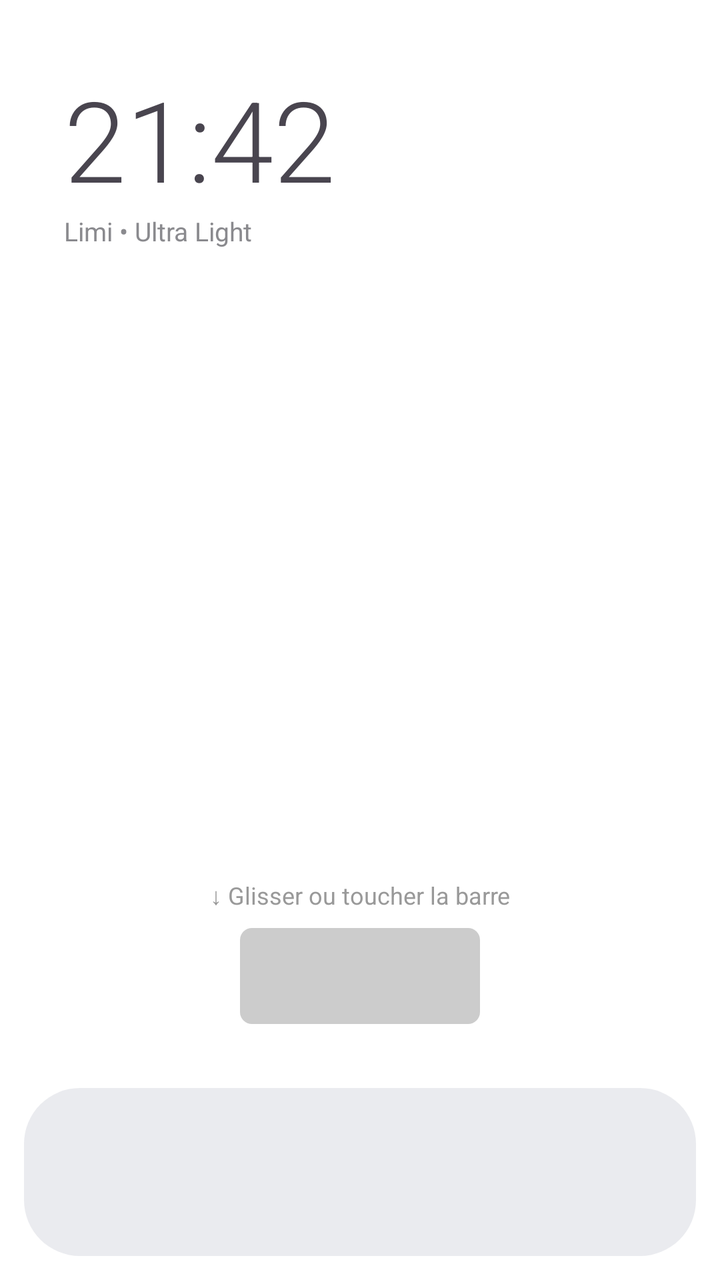
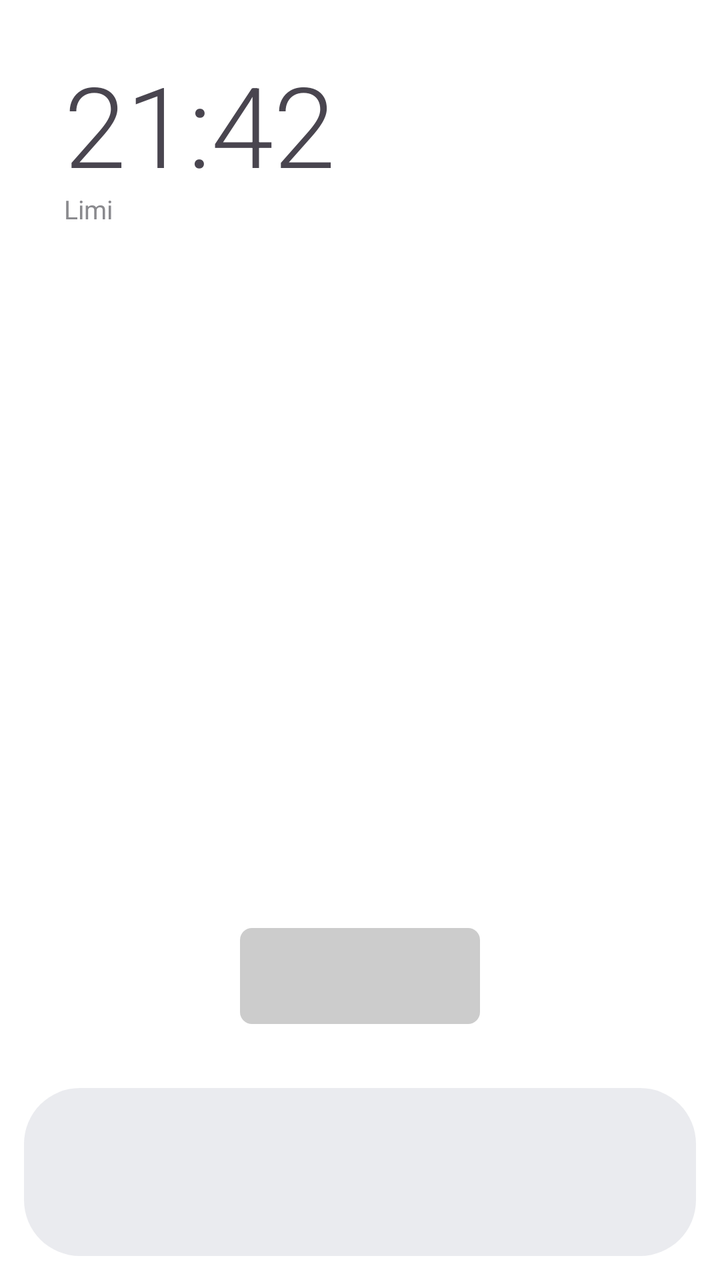

Screens rendered from an Android XML layout before and after an edit, with the pre-edit source and the edit as a unified diff.
<!-- AndroidManifest.xml: activity theme Theme.Limi.Transparent -->
<!-- res/layout/activity_launcher.xml -->
<?xml version="1.0" encoding="utf-8"?>
<androidx.constraintlayout.widget.ConstraintLayout 
    xmlns:android="http://schemas.android.com/apk/res/android" 
    xmlns:app="http://schemas.android.com/apk/res-auto" 
    android:id="@+id/root" 
    android:layout_width="match_parent" 
    android:layout_height="match_parent">

    <LinearLayout 
        android:layout_width="match_parent" 
        android:layout_height="wrap_content" 
        android:orientation="vertical" 
        android:padding="32dp" 
        app:layout_constraintTop_toTopOf="parent">
        <TextView 
            android:id="@+id/clockText" 
            android:layout_width="wrap_content" 
            android:layout_height="wrap_content" 
            android:text="21:42" 
            android:textSize="56sp" 
            android:fontFamily="sans-serif-light"/>
        <TextView 
            android:id="@+id/dateText" 
            android:layout_width="wrap_content" 
            android:layout_height="wrap_content" 
            android:text="Limi • Ultra Light" 
            android:textSize="13sp" 
            android:textColor="#8A8A8E"/>
    </LinearLayout>

    
    <TextView 
        android:id="@+id/toggleBar" 
        android:layout_width="120dp" 
        android:layout_height="48dp"
        android:background="@drawable/bg_toggle_bar"
        android:gravity="center"
        android:layout_marginBottom="32dp"
        app:layout_constraintBottom_toTopOf="@id/dockContainer"
        app:layout_constraintStart_toStartOf="parent"
        app:layout_constraintEnd_toEndOf="parent"/>

    <TextView 
        android:id="@+id/swipeHint" 
        android:layout_width="wrap_content" 
        android:layout_height="wrap_content" 
        android:text="↓ Glisser ou toucher la barre" 
        android:paddingBottom="8dp"
        android:textSize="12sp"
        android:textColor="#999999"
        app:layout_constraintBottom_toTopOf="@id/toggleBar"
        app:layout_constraintStart_toStartOf="parent" 
        app:layout_constraintEnd_toEndOf="parent"/>

    <LinearLayout 
        android:id="@+id/dockContainer" 
        android:layout_width="0dp" 
        android:layout_height="wrap_content" 
        android:orientation="vertical" 
        android:layout_margin="12dp" 
        android:background="@drawable/bg_dock" 
        app:layout_constraintBottom_toBottomOf="parent" 
        app:layout_constraintStart_toStartOf="parent" 
        app:layout_constraintEnd_toEndOf="parent">
        <androidx.recyclerview.widget.RecyclerView 
            android:id="@+id/dockRecycler" 
            android:layout_width="match_parent" 
            android:layout_height="84dp" 
            android:padding="8dp"/>
    </LinearLayout>

    <androidx.constraintlayout.widget.ConstraintLayout 
        android:id="@+id/drawerContainer" 
        android:layout_width="match_parent" 
        android:layout_height="match_parent" 
        android:visibility="gone" 
        android:background="@color/bg" 
        android:translationY="1000dp">
        <androidx.appcompat.widget.SearchView 
            android:id="@+id/searchView" 
            android:layout_width="0dp" 
            android:layout_height="wrap_content" 
            android:layout_margin="16dp" 
            android:background="@drawable/bg_search" 
            app:queryHint="@string/search_hint" 
            app:iconifiedByDefault="false" 
            app:layout_constraintTop_toTopOf="parent" 
            app:layout_constraintStart_toStartOf="parent" 
            app:layout_constraintEnd_toEndOf="parent"/>
        <androidx.recyclerview.widget.RecyclerView 
            android:id="@+id/drawerRecycler" 
            android:layout_width="match_parent" 
            android:layout_height="0dp" 
            app:layout_constraintTop_toBottomOf="@id/searchView" 
            app:layout_constraintBottom_toBottomOf="parent"/>
    </androidx.constraintlayout.widget.ConstraintLayout>
</androidx.constraintlayout.widget.ConstraintLayout>
<!-- resources referenced by this layout -->
<resources>
  <color name="bg">#F7F7F8</color>
  <!-- drawable bg_dock (drawable) -->
  <shape xmlns:android="http://schemas.android.com/apk/res/android">
      <corners android:radius="28dp"/>
      <solid android:color="@color/dock_bg"/>
  </shape>
  <!-- drawable bg_search (drawable) -->
  <shape xmlns:android="http://schemas.android.com/apk/res/android">
      <corners android:radius="16dp"/>
      <solid android:color="@color/search_bg"/>
  </shape>
  <!-- drawable bg_toggle_bar (drawable) -->
  <shape xmlns:android="http://schemas.android.com/apk/res/android">
      <corners android:radius="6dp"/>
      <solid android:color="#CCCCCC"/>
      <padding android:top="21dp" android:bottom="21dp"/>
  </shape>
  <string name="search_hint">Rechercher...</string>
  <style name="Theme.Limi.Transparent" parent="Theme.Limi">
          <item name="android:windowBackground">@android:color/transparent</item>
          <item name="android:colorBackgroundCacheHint">@null</item>
      </style>
  <color name="dock_bg">#E8E8EAEE</color>
  <color name="search_bg">#EEEEF0</color>
  <style name="Theme.Limi" parent="Theme.Material3.DayNight.NoActionBar">
          <item name="android:statusBarColor">@android:color/transparent</item>
          <item name="android:navigationBarColor">@android:color/transparent</item>
          <item name="android:windowLightStatusBar">true</item>
      </style>
</resources>

<!-- the commit's change to res/layout/activity_launcher.xml (unified diff, before → after) -->
@@ -4,7 +4,9 @@
     xmlns:app="http://schemas.android.com/apk/res-auto" 
     android:id="@+id/root" 
     android:layout_width="match_parent" 
-    android:layout_height="match_parent">
+    android:layout_height="match_parent"
+    android:clipToPadding="false"
+    android:clipChildren="false">
 
     <LinearLayout 
         android:layout_width="match_parent" 
@@ -18,38 +20,27 @@
             android:layout_height="wrap_content" 
             android:text="21:42" 
             android:textSize="56sp" 
-            android:fontFamily="sans-serif-light"/>
+            android:fontFamily="sans-serif-light"
+            android:includeFontPadding="false"/>
         <TextView 
             android:id="@+id/dateText" 
             android:layout_width="wrap_content" 
             android:layout_height="wrap_content" 
-            android:text="Limi • Ultra Light" 
+            android:text="Limi" 
             android:textSize="13sp" 
-            android:textColor="#8A8A8E"/>
+            android:textColor="#8A8A8E"
+            android:includeFontPadding="false"/>
     </LinearLayout>
 
     
-    <TextView 
+    <View 
         android:id="@+id/toggleBar" 
         android:layout_width="120dp" 
         android:layout_height="48dp"
         android:background="@drawable/bg_toggle_bar"
-        android:gravity="center"
         android:layout_marginBottom="32dp"
         app:layout_constraintBottom_toTopOf="@id/dockContainer"
         app:layout_constraintStart_toStartOf="parent"
-        app:layout_constraintEnd_toEndOf="parent"/>
-
-    <TextView 
-        android:id="@+id/swipeHint" 
-        android:layout_width="wrap_content" 
-        android:layout_height="wrap_content" 
-        android:text="↓ Glisser ou toucher la barre" 
-        android:paddingBottom="8dp"
-        android:textSize="12sp"
-        android:textColor="#999999"
-        app:layout_constraintBottom_toTopOf="@id/toggleBar"
-        app:layout_constraintStart_toStartOf="parent" 
         app:layout_constraintEnd_toEndOf="parent"/>
 
     <LinearLayout 
@@ -58,7 +49,8 @@
         android:layout_height="wrap_content" 
         android:orientation="vertical" 
         android:layout_margin="12dp" 
-        android:background="@drawable/bg_dock" 
+        android:background="@drawable/bg_dock"
+        android:padding="0dp"
         app:layout_constraintBottom_toBottomOf="parent" 
         app:layout_constraintStart_toStartOf="parent" 
         app:layout_constraintEnd_toEndOf="parent">
@@ -66,7 +58,9 @@
             android:id="@+id/dockRecycler" 
             android:layout_width="match_parent" 
             android:layout_height="84dp" 
-            android:padding="8dp"/>
+            android:padding="8dp"
+            android:nestedScrollingEnabled="false"
+            android:overScrollMode="never"/>
     </LinearLayout>
 
     <androidx.constraintlayout.widget.ConstraintLayout 
@@ -74,23 +68,26 @@
         android:layout_width="match_parent" 
         android:layout_height="match_parent" 
         android:visibility="gone" 
-        android:background="@color/bg" 
+        android:background="@color/bg"
+        android:elevation="0dp"
         android:translationY="1000dp">
         <androidx.appcompat.widget.SearchView 
             android:id="@+id/searchView" 
             android:layout_width="0dp" 
             android:layout_height="wrap_content" 
             android:layout_margin="16dp" 
-            android:background="@drawable/bg_search" 
+            android:background="@drawable/bg_search"
             app:queryHint="@string/search_hint" 
-            app:iconifiedByDefault="false" 
+            app:iconifiedByDefault="false"
             app:layout_constraintTop_toTopOf="parent" 
             app:layout_constraintStart_toStartOf="parent" 
             app:layout_constraintEnd_toEndOf="parent"/>
         <androidx.recyclerview.widget.RecyclerView 
             android:id="@+id/drawerRecycler" 
             android:layout_width="match_parent" 
-            android:layout_height="0dp" 
+            android:layout_height="0dp"
+            android:nestedScrollingEnabled="false"
+            android:overScrollMode="never"
             app:layout_constraintTop_toBottomOf="@id/searchView" 
             app:layout_constraintBottom_toBottomOf="parent"/>
     </androidx.constraintlayout.widget.ConstraintLayout>
<!-- resource entries referenced after the edit -->
@@ -15,12 +15,12 @@
   <shape xmlns:android="http://schemas.android.com/apk/res/android">
       <corners android:radius="6dp"/>
       <solid android:color="#CCCCCC"/>
-      <padding android:top="21dp" android:bottom="21dp"/>
   </shape>
   <string name="search_hint">Rechercher...</string>
   <style name="Theme.Limi.Transparent" parent="Theme.Limi">
           <item name="android:windowBackground">@android:color/transparent</item>
           <item name="android:colorBackgroundCacheHint">@null</item>
+          <item name="android:windowDisablePreview">true</item>
       </style>
   <color name="dock_bg">#E8E8EAEE</color>
   <color name="search_bg">#EEEEF0</color>
@@ -28,6 +28,7 @@
           <item name="android:statusBarColor">@android:color/transparent</item>
           <item name="android:navigationBarColor">@android:color/transparent</item>
           <item name="android:windowLightStatusBar">true</item>
+          <item name="android:windowAnimationStyle">@null</item>
       </style>
 </resources>
 
